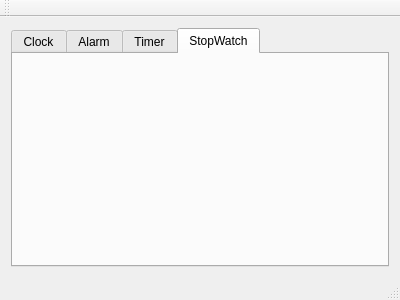
First picture: the form in multi-watch/mainwindow.ui, repository Halum/multi-watch, before the edit.
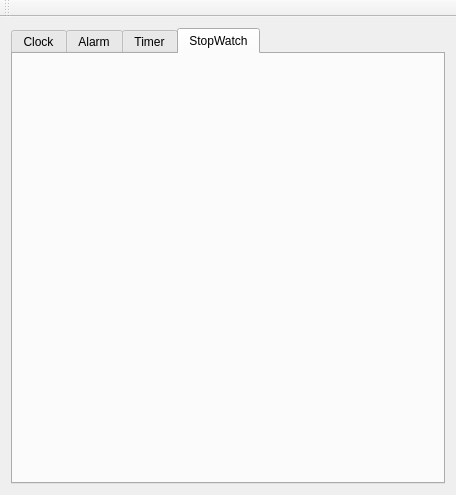
Second picture: the form after the edit. The open tabs and pages were chosen to show the change.

Commit message: #40 - Add demo logs to see if numpad works

Diff of the .ui file:
```diff
--- a/multi-watch/mainwindow.ui
+++ b/multi-watch/mainwindow.ui
@@ -6,8 +6,8 @@
    <rect>
     <x>0</x>
     <y>0</y>
-    <width>400</width>
-    <height>300</height>
+    <width>456</width>
+    <height>495</height>
    </rect>
   </property>
   <property name="windowTitle">
@@ -79,6 +79,7 @@
        <attribute name="title">
         <string>StopWatch</string>
        </attribute>
+       <layout class="QVBoxLayout" name="verticalLayout_4"/>
       </widget>
      </widget>
     </item>
@@ -102,7 +103,6 @@
     <bool>false</bool>
    </attribute>
   </widget>
-  <widget class="QStatusBar" name="statusBar"/>
  </widget>
  <layoutdefault spacing="6" margin="11"/>
  <resources/>
```
Left out of the diff: 7 changed lines with no effect on the pictures. The commit also changes 2 other files.
